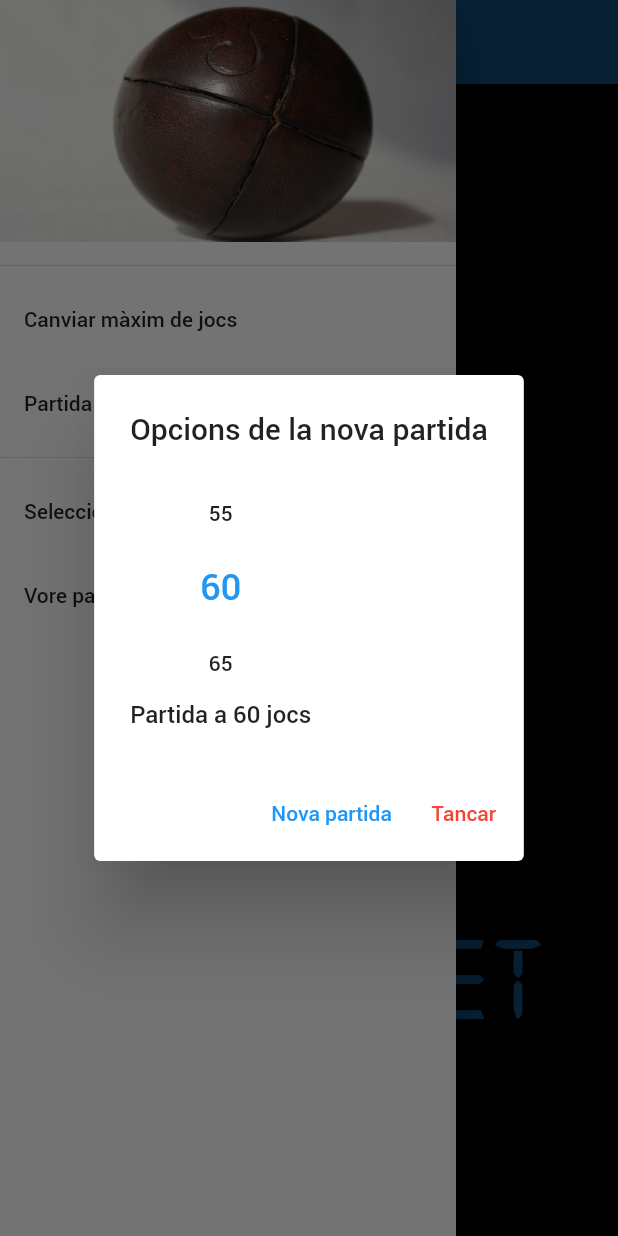
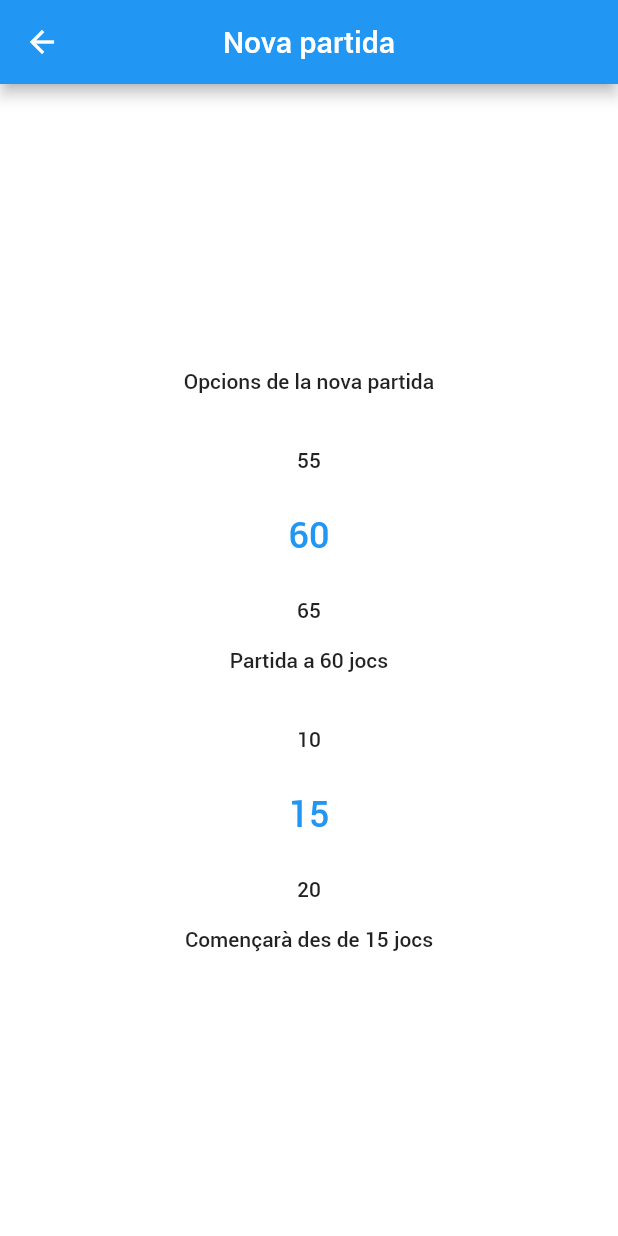
Before and after one commit to david1707/marcador_pilota, a Flutter app: the MarcadorScreen screen opened by its route, in the side drawer, after a tap on "Partida nova", on a phone screen of 412 x 824 dp. Run offline on Flutter 3.47's test engine with Material 2 defaults, Android fonts, the phone set to English and light mode, and no system bars; drawn by our look-alikes of numberpicker; missing offline and left inert: shared_preferences_web.

Commit message:
Fixed NumberPicker by moving it to a new screen instead of a small pop up

```diff
--- a/lib/main.dart
+++ b/lib/main.dart
@@ -1,5 +1,6 @@
 import 'package:flutter/material.dart';
 import 'package:flutter/services.dart';
+import 'package:marcador_pilota/screens/nova_partida_screen.dart';
 
 import './screens/marcador_screen.dart';
 
@@ -18,9 +19,10 @@ class MyApp extends StatelessWidget {
         fontFamily: 'Roboto',
         scaffoldBackgroundColor: Colors.black,
       ),
-      initialRoute: MarcadorScreen.routeName,
+      initialRoute: NovaPartidaScreen.routeName,
       routes: {
         MarcadorScreen.routeName: (context) => MarcadorScreen(),
+        NovaPartidaScreen.routeName: (context) => NovaPartidaScreen(),
       },
     );
   }
--- a/lib/screens/marcador_screen.dart
+++ b/lib/screens/marcador_screen.dart
@@ -1,6 +1,4 @@
 import 'package:flutter/material.dart';
-
-import 'package:numberpicker/numberpicker.dart';
 
 import '../models/marcador.dart';
 import '../widgets/text_marcador.dart';
@@ -15,57 +13,6 @@ class MarcadorScreen extends StatefulWidget {
 
 class _MarcadorScreenState extends State<MarcadorScreen> {
   Marcador marcador = Marcador();
-  int _jocsMaximNovaPartida = 60;
-
-  Function inicialitzarMarcador() {
-    showDialog(
-      context: context,
-      builder: (BuildContext context) {
-        return AlertDialog(
-          title: Text("Opcions de la nova partida"),
-          content: Column(
-            mainAxisSize: MainAxisSize.min,
-            crossAxisAlignment: CrossAxisAlignment.start,
-            children: [
-              Column(
-                mainAxisAlignment: MainAxisAlignment.center,
-                crossAxisAlignment: CrossAxisAlignment.center,
-                children: <Widget>[
-                  NumberPicker(
-                      value: _jocsMaximNovaPartida,
-                      minValue: 0,
-                      maxValue: 100,
-                      step: 5,
-                      onChanged: (value) {
-                        setState(() => _jocsMaximNovaPartida = value);
-                      }),
-                  Text('Partida a $_jocsMaximNovaPartida jocs'),
-                ],
-              )
-            ],
-          ),
-          actions: <Widget>[
-            TextButton(
-              child: new Text("Nova partida"),
-              onPressed: () {
-                Navigator.of(context).pop();
-              },
-            ),
-            TextButton(
-              child: new Text(
-                "Tancar",
-                style: TextStyle(color: Colors.red),
-              ),
-              onPressed: () {
-                Navigator.of(context).pop();
-              },
-            ),
-          ],
-        );
-      },
-    );
-    // setState(() {});
-  }
 
   @override
   Widget build(BuildContext context) {
@@ -76,7 +23,7 @@ class _MarcadorScreenState extends State<MarcadorScreen> {
           'Marcador de Pilota',
         ),
       ),
-      drawer: CustomDrawer(inicialitzarMarcador),
+      drawer: CustomDrawer(),
       body: Center(
         child: Column(
           mainAxisAlignment: MainAxisAlignment.spaceEvenly,
--- /dev/null
+++ b/lib/screens/nova_partida_screen.dart
@@ -0,0 +1,67 @@
+import 'package:flutter/material.dart';
+
+import 'package:numberpicker/numberpicker.dart';
+
+class NovaPartidaScreen extends StatefulWidget {
+  static const String routeName = '/nova-partida';
+
+  @override
+  _NovaPartidaScreenState createState() => _NovaPartidaScreenState();
+}
+
+class _NovaPartidaScreenState extends State<NovaPartidaScreen> {
+  int _jocsMinimNovaPartida = 15;
+  int _jocsMaximNovaPartida = 60;
+
+  @override
+  Widget build(BuildContext context) {
+    return Scaffold(
+      appBar: AppBar(
+        centerTitle: true,
+        title: Text(
+          'Nova partida',
+        ),
+      ),
+      backgroundColor: Colors.white,
+      body: Center(
+        child: Column(
+          mainAxisSize: MainAxisSize.min,
+          crossAxisAlignment: CrossAxisAlignment.start,
+          children: [
+            Column(
+              mainAxisAlignment: MainAxisAlignment.center,
+              children: <Widget>[
+                Text("Opcions de la nova partida"),
+                SizedBox(height: 20),
+                NumberPicker(
+                    value: _jocsMaximNovaPartida,
+                    minValue: 0,
+                    maxValue: 100,
+                    step: 5,
+                    onChanged: (value) {
+                      setState(() {
+                        _jocsMaximNovaPartida = value;
+                        _jocsMaximNovaPartida < _jocsMinimNovaPartida
+                            ? _jocsMinimNovaPartida = _jocsMaximNovaPartida
+                            : null;
+                      });
+                    }),
+                Text('Partida a $_jocsMaximNovaPartida jocs'),
+                SizedBox(height: 20),
+                NumberPicker(
+                    value: _jocsMinimNovaPartida,
+                    minValue: 0,
+                    maxValue: _jocsMaximNovaPartida,
+                    step: 5,
+                    onChanged: (value) {
+                      setState(() => _jocsMinimNovaPartida = value);
+                    }),
+                Text('Començarà des de $_jocsMinimNovaPartida jocs'),
+              ],
+            ),
+          ],
+        ),
+      ),
+    );
+  }
+}
--- a/lib/widgets/custom_drawer.dart
+++ b/lib/widgets/custom_drawer.dart
@@ -1,12 +1,9 @@
 import 'package:flutter/material.dart';
+import 'package:marcador_pilota/screens/nova_partida_screen.dart';
 
 import '../models/marcador.dart';
 
 class CustomDrawer extends StatelessWidget {
-  Function inicialitzarMarcador;
-
-  CustomDrawer(this.inicialitzarMarcador);
-
   @override
   Widget build(BuildContext context) {
     return Drawer(
@@ -33,7 +30,8 @@ class CustomDrawer extends StatelessWidget {
           ListTile(
             title: Text('Partida nova'),
             onTap: () {
-              inicialitzarMarcador();
+              Navigator.of(context).pop();
+              Navigator.of(context).pushNamed(NovaPartidaScreen.routeName);
             },
           ),
           Divider(),
```
Also changed, not shown: 1 other file.
